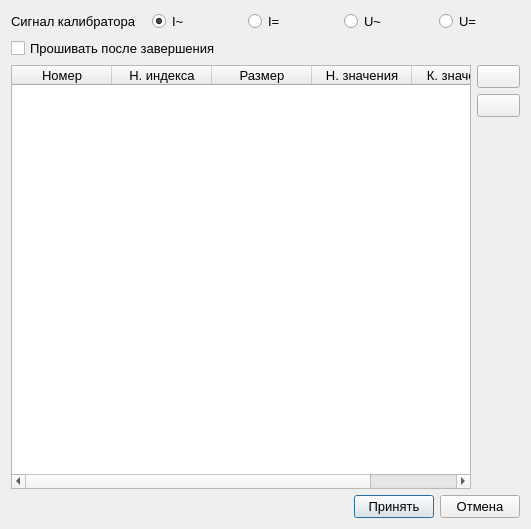
Above: ui/edit_measure_parameters_dialog.ui from irsural/clb_autocalibration before the change. Below: the same form after it.
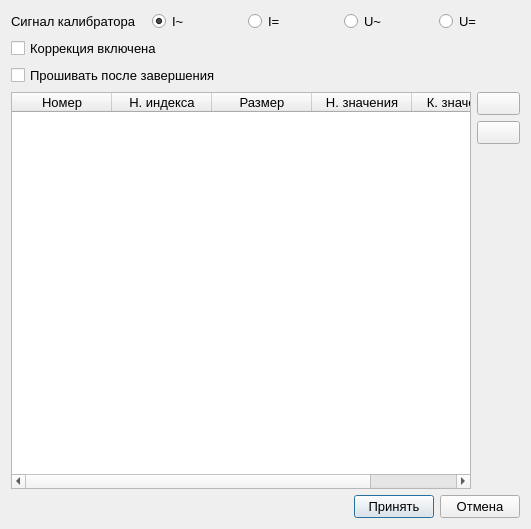
That is the form after the change. Icons and pictures are not drawn.

What changed in the file:
```diff
--- a/ui/edit_measure_parameters_dialog.ui
+++ b/ui/edit_measure_parameters_dialog.ui
@@ -66,6 +66,13 @@
        </item>
       </layout>
      </item>
+     <item>
+      <widget class="QCheckBox" name="enable_correction_checkbox">
+       <property name="text">
+        <string>Коррекция включена</string>
+       </property>
+      </widget>
+     </item>
      <item>
       <widget class="QCheckBox" name="flash_after_finish_checkbox">
        <property name="font">
```
Left out of the diff: 13 changed lines with no effect on the pictures.
